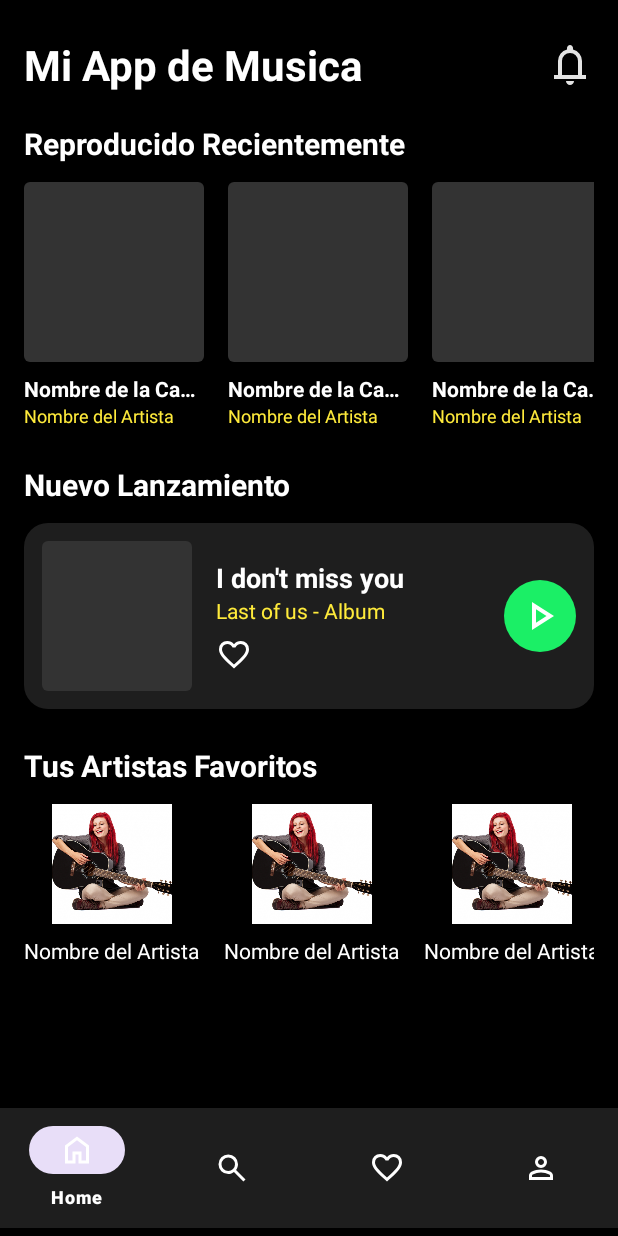
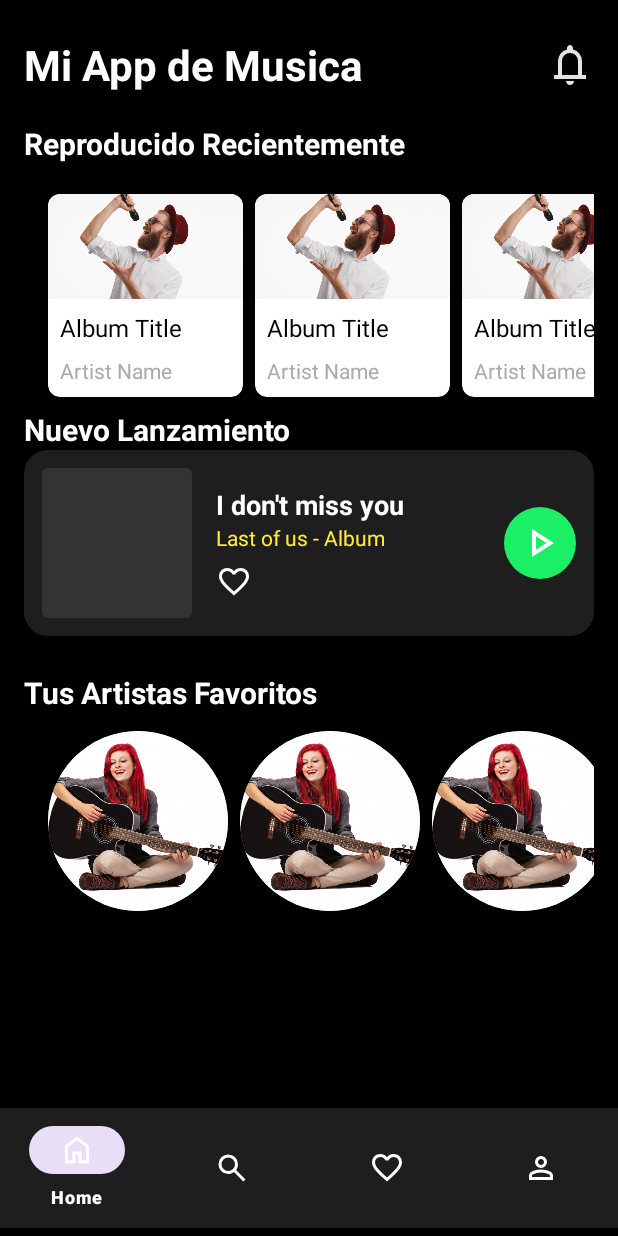
Before and after one commit to SergioLezcano/App-de-musica-Mobile, an Android app: the layout activity_main.xml on its own in the app's theme, with its tools: preview values and no code run, on a phone screen of 412 x 824 dp. Run offline under Robolectric (Android 15) with nearby library versions, the light colour scheme and no system bars.

```diff
--- a/app/src/main/res/layout/activity_main.xml
+++ b/app/src/main/res/layout/activity_main.xml
@@ -17,8 +17,8 @@
         android:layout_width="match_parent"
         android:layout_height="0dp"
         android:scrollbars="none"
-        app:layout_constraintTop_toTopOf="parent"
-        app:layout_constraintBottom_toTopOf="@id/bottom_navigation_bar">
+        app:layout_constraintBottom_toTopOf="@id/bottom_navigation_bar"
+        app:layout_constraintTop_toTopOf="parent">
 
         <!-- LinearLayout apila las secciones de la interfaz verticalmente -->
         <LinearLayout
@@ -26,8 +26,8 @@
             android:layout_height="wrap_content"
             android:orientation="vertical"
             android:paddingStart="16dp"
+            android:paddingTop="24dp"
             android:paddingEnd="16dp"
-            android:paddingTop="24dp"
             android:paddingBottom="16dp">
 
             <!-- 1. Barra superior (Logo y campana de notificación)
@@ -45,9 +45,9 @@
                     android:textColor="@color/white"
                     android:textSize="28sp"
                     android:textStyle="bold"
+                    app:layout_constraintBottom_toBottomOf="parent"
                     app:layout_constraintStart_toStartOf="parent"
-                    app:layout_constraintTop_toTopOf="parent"
-                    app:layout_constraintBottom_toBottomOf="parent" />
+                    app:layout_constraintTop_toTopOf="parent" />
 
                 <ImageView
                     android:id="@+id/iv_notification"
@@ -55,20 +55,20 @@
                     android:layout_height="32dp"
                     android:contentDescription="@string/notification_icon_desc"
                     android:src="@drawable/notifications_24dp"
+                    app:layout_constraintBottom_toBottomOf="parent"
                     app:layout_constraintEnd_toEndOf="parent"
-                    app:layout_constraintTop_toTopOf="parent"
-                    app:layout_constraintBottom_toBottomOf="parent" />
+                    app:layout_constraintTop_toTopOf="parent" />
             </androidx.constraintlayout.widget.ConstraintLayout>
 
             <!-- 2. Sección: Reproducido Recientemente -->
             <TextView
                 android:layout_width="wrap_content"
                 android:layout_height="wrap_content"
+                android:layout_marginBottom="12dp"
                 android:text="Reproducido Recientemente"
                 android:textColor="@color/white"
                 android:textSize="20sp"
-                android:textStyle="bold"
-                android:layout_marginBottom="12dp" />
+                android:textStyle="bold" />
 
             <!--app:layoutManager="androidx.recyclerview.widget.LinearLayoutManager"
             Especifica que el RecyclerView debe usar un layout lineal.
@@ -78,11 +78,11 @@
                 android:layout_width="match_parent"
                 android:layout_height="wrap_content"
                 android:orientation="horizontal"
-                android:layout_marginBottom="24dp"
-                android:scrollbars="none"
+                android:clipToPadding="false"
+                android:paddingStart="16dp"
+                android:paddingEnd="16dp"
                 app:layoutManager="androidx.recyclerview.widget.LinearLayoutManager"
-                tools:listitem="@layout/item_recently_played"
-                tools:itemCount="3"/>
+                tools:listitem="@layout/item_recently_played" />
 
             <!-- 3. Sección: Nuevo Lanzamiento -->
             <TextView
@@ -91,16 +91,15 @@
                 android:text="Nuevo Lanzamiento"
                 android:textColor="@color/white"
                 android:textSize="20sp"
-                android:textStyle="bold"
-                android:layout_marginBottom="12dp" />
+                android:textStyle="bold" />
 
             <androidx.constraintlayout.widget.ConstraintLayout
                 android:id="@+id/container_nuevo_lanzamiento"
                 android:layout_width="match_parent"
                 android:layout_height="wrap_content"
+                android:layout_marginBottom="24dp"
                 android:background="@drawable/bg_rounded_card"
-                android:padding="12dp"
-                android:layout_marginBottom="24dp">
+                android:padding="12dp">
 
                 <!-- Imagen del álbum -->
                 <ImageView
@@ -109,9 +108,9 @@
                     android:layout_height="100dp"
                     android:scaleType="centerCrop"
                     android:src="@drawable/album_art_placeholder"
+                    app:layout_constraintBottom_toBottomOf="parent"
                     app:layout_constraintStart_toStartOf="parent"
-                    app:layout_constraintTop_toTopOf="parent"
-                    app:layout_constraintBottom_toBottomOf="parent" />
+                    app:layout_constraintTop_toTopOf="parent" />
 
                 <!-- Información del track donde se agrupan TextView, ImageView para imagnes, botones
                  e iconos-->
@@ -119,12 +118,12 @@
                     android:id="@+id/track_info_layout"
                     android:layout_width="0dp"
                     android:layout_height="wrap_content"
+                    android:layout_marginStart="16dp"
                     android:orientation="vertical"
-                    android:layout_marginStart="16dp"
+                    app:layout_constraintBottom_toBottomOf="parent"
+                    app:layout_constraintEnd_toStartOf="@id/fl_play_button"
                     app:layout_constraintStart_toEndOf="@id/iv_new_release_album_art"
-                    app:layout_constraintTop_toTopOf="parent"
-                    app:layout_constraintBottom_toBottomOf="parent"
-                    app:layout_constraintEnd_toStartOf="@id/fl_play_button">
+                    app:layout_constraintTop_toTopOf="parent">
 
                     <TextView
                         android:id="@+id/tv_track_title"
@@ -158,9 +157,9 @@
                     android:id="@+id/fl_play_button"
                     android:layout_width="48dp"
                     android:layout_height="48dp"
+                    app:layout_constraintBottom_toBottomOf="parent"
                     app:layout_constraintEnd_toEndOf="parent"
-                    app:layout_constraintTop_toTopOf="parent"
-                    app:layout_constraintBottom_toBottomOf="parent">
+                    app:layout_constraintTop_toTopOf="parent">
 
                     <ImageView
                         android:id="@+id/ic_play"
@@ -177,21 +176,23 @@
             <TextView
                 android:layout_width="wrap_content"
                 android:layout_height="wrap_content"
+                android:layout_marginBottom="12dp"
                 android:text="Tus Artistas Favoritos"
                 android:textColor="@color/white"
                 android:textSize="20sp"
-                android:textStyle="bold"
-                android:layout_marginBottom="12dp" />
+                android:textStyle="bold" />
 
             <androidx.recyclerview.widget.RecyclerView
                 android:id="@+id/rv_favorite_artists"
                 android:layout_width="match_parent"
                 android:layout_height="wrap_content"
                 android:orientation="horizontal"
-                android:scrollbars="none"
+                android:clipToPadding="false"
+                android:paddingStart="16dp"
+                android:paddingEnd="16dp"
                 app:layoutManager="androidx.recyclerview.widget.LinearLayoutManager"
                 tools:listitem="@layout/item_artist_circle"
-                tools:itemCount="3"/>
+                android:contentDescription="musica favorita"/>
 
         </LinearLayout>
     </ScrollView>
@@ -213,19 +214,19 @@
             android:text="Título de la Canción"
             android:textColor="@color/white"
             android:textSize="14sp"
+            app:layout_constraintBottom_toBottomOf="parent"
             app:layout_constraintStart_toStartOf="parent"
-            app:layout_constraintTop_toTopOf="parent"
-            app:layout_constraintBottom_toBottomOf="parent"/>
+            app:layout_constraintTop_toTopOf="parent" />
 
         <ImageView
             android:id="@+id/mini_player_play_pause"
             android:layout_width="36dp"
             android:layout_height="36dp"
             android:src="@drawable/play_arrow_24dp"
-            app:tint="@color/white"
+            app:layout_constraintBottom_toBottomOf="parent"
             app:layout_constraintEnd_toEndOf="parent"
             app:layout_constraintTop_toTopOf="parent"
-            app:layout_constraintBottom_toBottomOf="parent"/>
+            app:tint="@color/white" />
 
     </androidx.constraintlayout.widget.ConstraintLayout>
 
--- a/app/src/main/res/layout/item_artist_circle.xml
+++ b/app/src/main/res/layout/item_artist_circle.xml
@@ -1,31 +1,17 @@
 <?xml version="1.0" encoding="utf-8"?>
-<LinearLayout xmlns:android="http://schemas.android.com/apk/res/android"
-    xmlns:tools="http://schemas.android.com/tools"
-    android:layout_width="wrap_content"
-    android:layout_height="wrap_content"
-    android:orientation="vertical"
-    android:gravity="center_horizontal"
-    android:layout_marginEnd="16dp">
+<androidx.cardview.widget.CardView
+    xmlns:android="http://schemas.android.com/apk/res/android"
+    xmlns:app="http://schemas.android.com/apk/res-auto"
+    android:layout_width="120dp"       android:layout_height="120dp"
+    app:cardCornerRadius="60dp"
+    android:layout_marginEnd="8dp"
+    app:cardElevation="2dp">
 
-    <!-- Seccion de las imagenes para los artistas favoritos -->
     <ImageView
-        android:id="@+id/iv_image_1034"
-        android:layout_width="80dp"
-        android:layout_height="80dp"
-        android:layout_marginBottom="8dp"
+        android:id="@+id/img_recently_played_cover"
+        android:layout_width="match_parent"
+        android:layout_height="match_parent"
         android:scaleType="centerCrop"
-        android:background="@drawable/bg_circule_image"
-        tools:src="@drawable/image_1034" />
+        android:src="@drawable/image_1034"/>
 
-
-    <TextView
-        android:id="@+id/tv_artist_name"
-        android:layout_width="wrap_content"
-        android:layout_height="wrap_content"
-        android:textColor="@color/white"
-        android:textSize="14sp"
-        android:maxLines="1"
-        android:ellipsize="end"
-        tools:text="Nombre del Artista" />
-
-</LinearLayout>
+</androidx.cardview.widget.CardView>
--- a/app/src/main/res/layout/item_recently_played.xml
+++ b/app/src/main/res/layout/item_recently_played.xml
@@ -1,40 +1,44 @@
 <?xml version="1.0" encoding="utf-8"?>
-<LinearLayout xmlns:android="http://schemas.android.com/apk/res/android"
-    xmlns:tools="http://schemas.android.com/tools"
-    android:layout_width="wrap_content"
+<androidx.cardview.widget.CardView
+    xmlns:android="http://schemas.android.com/apk/res/android"
+    xmlns:app="http://schemas.android.com/apk/res-auto"
+    android:layout_width="130dp"       android:layout_height="wrap_content"
+    android:layout_marginEnd="8dp"     app:cardCornerRadius="8dp"
+    app:cardElevation="4dp"
+    android:layout_marginTop="8dp"
+    android:layout_marginBottom="8dp">
+
+    <LinearLayout
+        android:layout_width="match_parent"
         android:layout_height="wrap_content"
-    android:orientation="vertical"
-    android:layout_marginEnd="16dp">
+        android:orientation="vertical">
+
         <ImageView
-        android:id="@+id/iv_album_art"
-        android:layout_width="120dp"
-        android:layout_height="120dp"
+            android:id="@+id/img_recently_played_cover"
+            android:layout_width="match_parent"
+            android:layout_height="70dp"
             android:scaleType="centerCrop"
-        android:layout_marginBottom="8dp"
-        android:background="@drawable/bg_circule_image"
-        tools:src="@drawable/album_art_placeholder" />
+            android:src="@drawable/image_2930" />
 
         <TextView
-        android:id="@+id/tv_title"
+            android:id="@+id/tv_recently_played_title"
             android:layout_width="match_parent"
             android:layout_height="wrap_content"
-        android:maxWidth="120dp"
-        android:textColor="@color/white"
-        android:textSize="14sp"
-        android:textStyle="bold"
-        android:maxLines="1"
-        android:ellipsize="end"
-        tools:text="Nombre de la Canción o Álbum" />
+            android:text="Album Title"
+            android:textColor="@android:color/black"
+            android:textSize="16sp"
+            android:padding="8dp"/>
 
         <TextView
-        android:id="@+id/tv_subtitle"
+            android:id="@+id/tv_recently_played_artist"
             android:layout_width="match_parent"
             android:layout_height="wrap_content"
-        android:maxWidth="120dp"
-        android:textColor="@color/bottom_nav_bg"
-        android:textSize="12sp"
-        android:maxLines="1"
-        android:ellipsize="end"
-        tools:text="Nombre del Artista" />
+            android:text="Artist Name"
+            android:textColor="@android:color/darker_gray"
+            android:textSize="14sp"
+            android:paddingStart="8dp"
+            android:paddingEnd="8dp"
+            android:paddingBottom="8dp"/>
 
     </LinearLayout>
+</androidx.cardview.widget.CardView>
```
Also changed, not shown: app/src/main/res/layout/favourite_activity.xml (added, +162 -0 lines), app/src/main/res/layout/item_favourite_album.xml (added, +30 -0 lines), app/src/main/res/layout/music_list.xml (+16 -10 lines), app/src/main/res/layout/music_play.xml (+8 -5 lines). Lines whose indentation alone changed are shown as unchanged.
